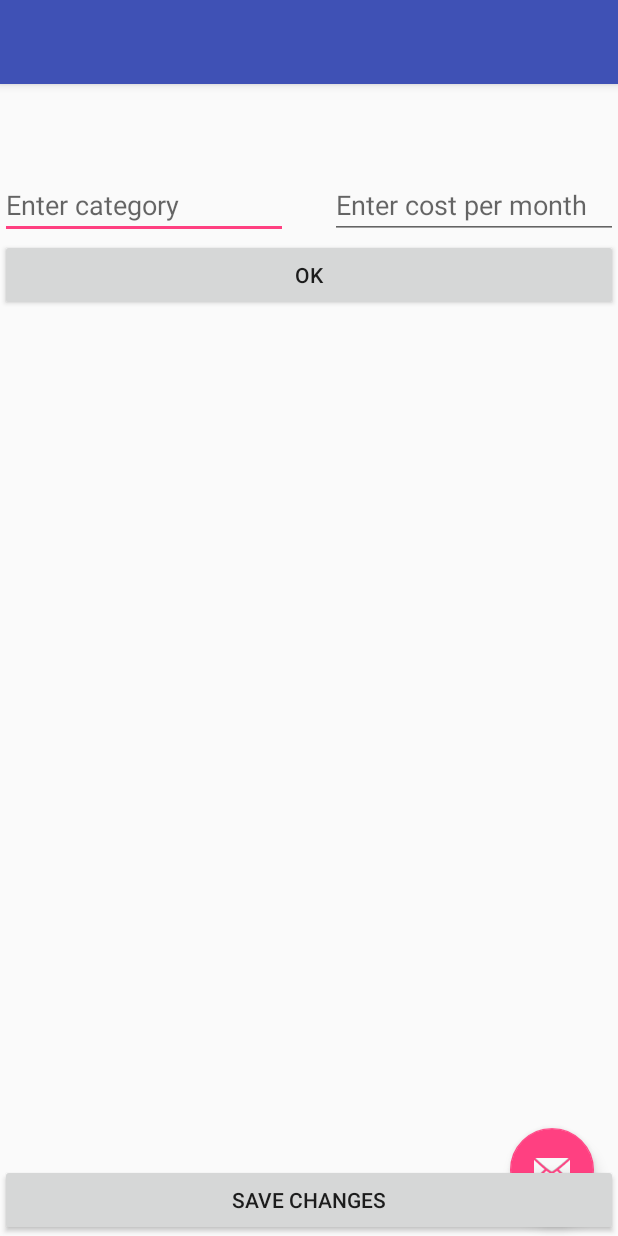
After one commit to tacLog/CollegeMadeSimple, an Android app: the CostSuppliesActivity screen opened directly, with no data from a screen before it, on a phone screen of 412 x 824 dp. The commit adds this screen. Run offline under Robolectric (Android 15) with nearby library versions, the phone set to English and light mode, and no system bars.

Commit message:
added activity associated with supplies category on the costs piechart, user can now add subcategories and their costs and find their sum

```diff
--- a/MakecollegeSimple/app/src/main/AndroidManifest.xml
+++ b/MakecollegeSimple/app/src/main/AndroidManifest.xml
@@ -44,6 +44,11 @@
             android:theme="@style/AppTheme.NoActionBar">
         </activity>
         <activity
+            android:name=".CostSuppliesActivity"
+            android:label="Make college Simple"
+            android:theme="@style/AppTheme.NoActionBar">
+        </activity>
+        <activity
             android:name=".Summary"
             android:label="@string/title_activity_summary"
             android:theme="@style/AppTheme.NoActionBar"/>
--- /dev/null
+++ b/MakecollegeSimple/app/src/main/java/edu/ucsc/makecollegesimple/CostSuppliesActivity.java
@@ -0,0 +1,92 @@
+package edu.ucsc.makecollegesimple;
+
+import android.app.Activity;
+import android.content.Intent;
+import android.os.Bundle;
+import android.util.Log;
+import android.view.View;
+import android.widget.Button;
+import android.widget.EditText;
+import android.widget.TextView;
+
+import org.w3c.dom.Text;
+
+import java.util.ArrayList;
+import java.util.Arrays;
+import java.util.List;
+
+/**
+ * Created by Admin on 11/15/2016.
+ */
+
+public class CostSuppliesActivity extends Activity {
+    @Override
+    protected void onCreate(Bundle savedInstanceState) {
+        super.onCreate(savedInstanceState);
+        setContentView(R.layout.activity_cost_supplies);
+
+        final EditText categoryName = (EditText) findViewById(R.id.newCategory);
+        final EditText costAmount = (EditText) findViewById(R.id.newCost);
+        final TextView displayCategory = (TextView) findViewById(R.id.displayCategory);
+        final TextView displayCost = (TextView) findViewById(R.id.displayCost);
+        final TextView totalSupplies = (TextView) findViewById(R.id.totalSupplies);
+        final Button okButton = (Button) findViewById(R.id.okButton);
+        final Button confirmButton = (Button) findViewById(R.id.confirmButton);
+        final ArrayList allCategoriesCosts = new ArrayList();
+        final ArrayList<Double> costsTotal= new ArrayList<>();
+
+        okButton.setOnClickListener(new View.OnClickListener(){
+            @Override
+            public void onClick (View v) {
+                if (categoryName.length() == 0 || costAmount.length() == 0){
+                    return;
+                }else if(categoryName.length() > 0) {
+
+
+                    String name = categoryName.getText().toString();
+                    String amount = costAmount.getText().toString();
+
+
+                    allCategoriesCosts.add(name);
+                    //allCategoriesCosts.add(amount);
+                    costsTotal.add(Double.parseDouble(amount));
+                    categoryName.setText("");
+                    costAmount.setText("");
+
+                    String currentCategory = "";
+                    for (int i = 0; i < allCategoriesCosts.size(); i ++ ) {
+                        currentCategory = currentCategory + allCategoriesCosts.get(i).toString() + "\n";
+                    }
+                    Log.i("allcategorycosts", String.valueOf(allCategoriesCosts));
+
+                    String currentCost = "";
+                    double currentcostSum = 0;
+                    for (int i =0; i< costsTotal.size(); i++){
+                        currentcostSum = currentcostSum + costsTotal.get(i);
+                        currentCost = currentCost + costsTotal.get(i).toString()+"\n";
+                    }
+
+                    Log.i("costsupplies", String.valueOf(currentCategory));
+                    displayCategory.setText(currentCategory);
+                    displayCost.setText(currentCost);
+                    totalSupplies.setText("Total Supplies Cost: $" + currentcostSum);
+
+                }
+
+            }
+
+        });
+
+        confirmButton.setOnClickListener(new View.OnClickListener(){
+            @Override
+            public void onClick (View v) {
+                Intent newUserIntent = new Intent(CostSuppliesActivity.this, MainMenu.class);
+                //newUserIntent.putExtra("suppliesCost", currentcostSum);
+                // telling LoginActivity to perform registerIntent
+                CostSuppliesActivity.this.startActivity(newUserIntent);
+            }
+        });
+
+
+    }
+}
--- /dev/null
+++ b/MakecollegeSimple/app/src/main/res/layout/activity_cost_supplies.xml
@@ -0,0 +1,85 @@
+<?xml version="1.0" encoding="utf-8"?>
+<RelativeLayout xmlns:android="http://schemas.android.com/apk/res/android"
+    xmlns:tools="http://schemas.android.com/tools"
+    android:orientation="vertical" android:layout_width="match_parent"
+    android:layout_height="match_parent">
+
+
+      <include layout="@layout/app_bar_main_menu"
+           android:id="@+id/app_bar_main_menu"
+
+           android:layout_alignParentLeft="true"
+           android:layout_alignParentStart="true" />
+
+    <EditText
+        android:layout_width="wrap_content"
+        android:layout_height="wrap_content"
+        android:inputType="textPersonName"
+        android:ems="9"
+        android:layout_alignParentTop="true"
+        android:layout_alignParentLeft="true"
+        android:layout_alignParentStart="true"
+        android:layout_marginTop="114dp"
+        android:id="@+id/newCategory"
+        android:hint="Enter category" />
+
+    <EditText
+        android:layout_width="wrap_content"
+        android:layout_height="wrap_content"
+        android:inputType="numberDecimal"
+        android:ems="9"
+        android:id="@+id/newCost"
+        android:layout_alignBaseline="@+id/newCategory"
+        android:layout_alignBottom="@+id/newCategory"
+        android:layout_alignParentRight="true"
+        android:layout_alignParentEnd="true"
+        android:hint="Enter cost per month" />
+
+    <Button
+        android:text="OK"
+        android:layout_width="match_parent"
+        android:layout_height="wrap_content"
+        android:layout_below="@+id/newCategory"
+        android:id="@+id/okButton" />
+
+    <TextView
+        android:layout_width="match_parent"
+        android:layout_height="wrap_content"
+        android:layout_marginBottom="63dp"
+        android:id="@+id/totalSupplies"
+        android:textAppearance="@style/TextAppearance.AppCompat.Display1"
+        android:layout_alignParentBottom="true"
+        android:layout_alignParentLeft="true"
+        android:layout_alignParentStart="true"
+        android:textSize="24sp"
+        android:textAlignment="center" />
+
+    <Button
+        android:text="Save Changes"
+        android:layout_width="match_parent"
+        android:layout_height="wrap_content"
+        android:layout_alignParentBottom="true"
+        android:layout_alignParentLeft="true"
+        android:layout_alignParentStart="true"
+        android:id="@+id/confirmButton" />
+
+    <TextView
+        android:layout_width="wrap_content"
+        android:layout_height="wrap_content"
+        android:layout_below="@+id/okButton"
+        android:layout_alignParentLeft="true"
+        android:layout_alignParentStart="true"
+        android:id="@+id/displayCategory"
+        android:textAppearance="@style/TextAppearance.AppCompat.Display1" />
+
+    <TextView
+        android:layout_width="wrap_content"
+        android:layout_height="wrap_content"
+        android:layout_below="@+id/okButton"
+        android:layout_toRightOf="@+id/newCategory"
+        android:layout_toEndOf="@+id/newCategory"
+        android:id="@+id/displayCost"
+        android:textAppearance="@style/TextAppearance.AppCompat.Display1" />
+
+
+</RelativeLayout>
--- a/MakecollegeSimple/app/src/main/res/layout/activity_main_menu.xml
+++ b/MakecollegeSimple/app/src/main/res/layout/activity_main_menu.xml
@@ -12,6 +12,7 @@
         layout="@layout/app_bar_main_menu"
         android:layout_width="match_parent"
         android:layout_height="match_parent" />
+    <include layout="@layout/content_main_menu" />
 
     <android.support.design.widget.NavigationView
         android:id="@+id/nav_view"
--- a/MakecollegeSimple/app/src/main/res/layout/app_bar_main_menu.xml
+++ b/MakecollegeSimple/app/src/main/res/layout/app_bar_main_menu.xml
@@ -5,7 +5,8 @@
     android:layout_width="match_parent"
     android:layout_height="match_parent"
     android:fitsSystemWindows="true"
-    tools:context="edu.ucsc.makecollegesimple.MainMenu">
+    tools:context="edu.ucsc.makecollegesimple.MainMenu"
+    tools:showIn="@layout/content_main_menu">
 
     <android.support.design.widget.AppBarLayout
         android:layout_width="match_parent"
@@ -21,7 +22,7 @@
 
     </android.support.design.widget.AppBarLayout>
 
-    <include layout="@layout/content_main_menu" />
+   <!-- <include layout="@layout/content_main_menu" />-->
 
     <android.support.design.widget.FloatingActionButton
         android:id="@+id/fab"
```
Also changed, not shown: MakecollegeSimple/app/src/main/java/edu/ucsc/makecollegesimple/MainMenu.java (+19 -8 lines), MakecollegeSimple/app/src/main/res/layout/content_main_menu.xml (+4 -3 lines).
